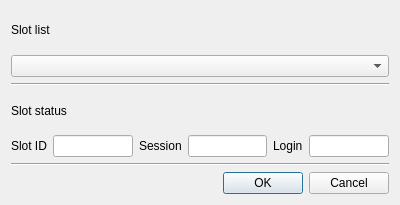
jykim74/CryptokiMan, file CryptokiMan/close_session_dlg.ui: the form before one commit.
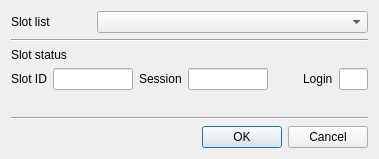
The form after the commit.

What changed in the file:
```diff
--- a/CryptokiMan/close_session_dlg.ui
+++ b/CryptokiMan/close_session_dlg.ui
@@ -6,25 +6,38 @@
    <rect>
     <x>0</x>
     <y>0</y>
-    <width>400</width>
-    <height>205</height>
+    <width>379</width>
+    <height>159</height>
    </rect>
   </property>
   <property name="windowTitle">
    <string>Close session</string>
   </property>
   <layout class="QVBoxLayout" name="verticalLayout">
-   <item>
-    <widget class="QLabel" name="label">
-     <property name="text">
-      <string>Slot list</string>
-     </property>
-    </widget>
-   </item>
    <item>
     <layout class="QHBoxLayout" name="horizontalLayout">
      <item>
-      <widget class="QComboBox" name="mSlotsCombo"/>
+      <widget class="QLabel" name="label">
+       <property name="minimumSize">
+        <size>
+         <width>80</width>
+         <height>0</height>
+        </size>
+       </property>
+       <property name="text">
+        <string>Slot list</string>
+       </property>
+      </widget>
+     </item>
+     <item>
+      <widget class="QComboBox" name="mSlotsCombo">
+       <property name="sizePolicy">
+        <sizepolicy hsizetype="Preferred" vsizetype="Fixed">
+         <horstretch>1</horstretch>
+         <verstretch>0</verstretch>
+        </sizepolicy>
+       </property>
+      </widget>
      </item>
     </layout>
    </item>
@@ -52,7 +65,20 @@
       </widget>
      </item>
      <item>
-      <widget class="QLineEdit" name="mSlotIDText"/>
+      <widget class="QLineEdit" name="mSlotIDText">
+       <property name="minimumSize">
+        <size>
+         <width>80</width>
+         <height>0</height>
+        </size>
+       </property>
+       <property name="maximumSize">
+        <size>
+         <width>80</width>
+         <height>16777215</height>
+        </size>
+       </property>
+      </widget>
      </item>
      <item>
       <widget class="QLabel" name="label_4">
@@ -62,7 +88,33 @@
       </widget>
      </item>
      <item>
-      <widget class="QLineEdit" name="mSessionText"/>
+      <widget class="QLineEdit" name="mSessionText">
+       <property name="minimumSize">
+        <size>
+         <width>80</width>
+         <height>0</height>
+        </size>
+       </property>
+       <property name="maximumSize">
+        <size>
+         <width>80</width>
+         <height>16777215</height>
+        </size>
+       </property>
+      </widget>
+     </item>
+     <item>
+      <spacer name="horizontalSpacer">
+       <property name="orientation">
+        <enum>Qt::Horizontal</enum>
+       </property>
+       <property name="sizeHint" stdset="0">
+        <size>
+         <width>40</width>
+         <height>20</height>
+        </size>
+       </property>
+      </spacer>
      </item>
      <item>
       <widget class="QLabel" name="label_5">
@@ -72,10 +124,30 @@
       </widget>
      </item>
      <item>
-      <widget class="QLineEdit" name="mLoginText"/>
+      <widget class="QLineEdit" name="mLoginText">
+       <property name="maximumSize">
+        <size>
+         <width>40</width>
+         <height>16777215</height>
+        </size>
+       </property>
+      </widget>
      </item>
     </layout>
    </item>
+   <item>
+    <spacer name="verticalSpacer">
+     <property name="orientation">
+      <enum>Qt::Vertical</enum>
+     </property>
+     <property name="sizeHint" stdset="0">
+      <size>
+       <width>20</width>
+       <height>40</height>
+      </size>
+     </property>
+    </spacer>
+   </item>
    <item>
     <widget class="Line" name="line_2">
      <property name="orientation">
```
